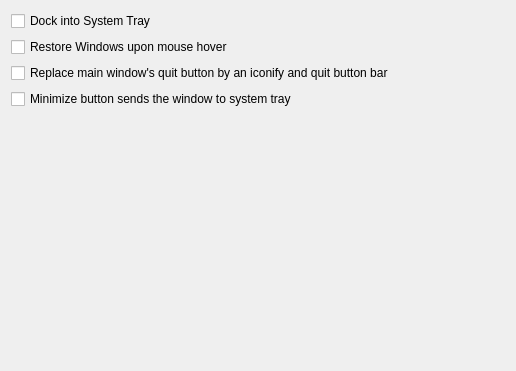
Above: src/plugins/systrayicon/systrayiconconfigwidget.ui from CryFeiFei/klatexformula before the change. Below: the same form after it.
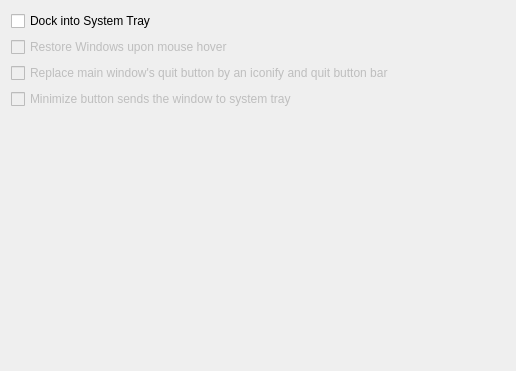
That is the form after the change.

Commit message: * Fixed another detail in skin * Started tweaks that need to be continued on windows

Diff of the .ui file:
```diff
--- a/src/plugins/systrayicon/systrayiconconfigwidget.ui
+++ b/src/plugins/systrayicon/systrayiconconfigwidget.ui
@@ -36,6 +36,9 @@
    </item>
    <item row="1" column="0">
     <widget class="QCheckBox" name="chkRestoreOnHover">
+     <property name="enabled">
+      <bool>false</bool>
+     </property>
      <property name="text">
       <string>Restore Windows upon mouse hover</string>
      </property>
@@ -43,6 +46,9 @@
    </item>
    <item row="2" column="0">
     <widget class="QCheckBox" name="chkReplaceQuitButton">
+     <property name="enabled">
+      <bool>false</bool>
+     </property>
      <property name="text">
       <string>Replace main window's quit button by an iconify and quit button bar</string>
      </property>
@@ -50,6 +56,9 @@
    </item>
    <item row="3" column="0">
     <widget class="QCheckBox" name="chkMinToSysTray">
+     <property name="enabled">
+      <bool>false</bool>
+     </property>
      <property name="text">
       <string>Minimize button sends the window to system tray</string>
      </property>
```
The commit also changes 7 other files.
